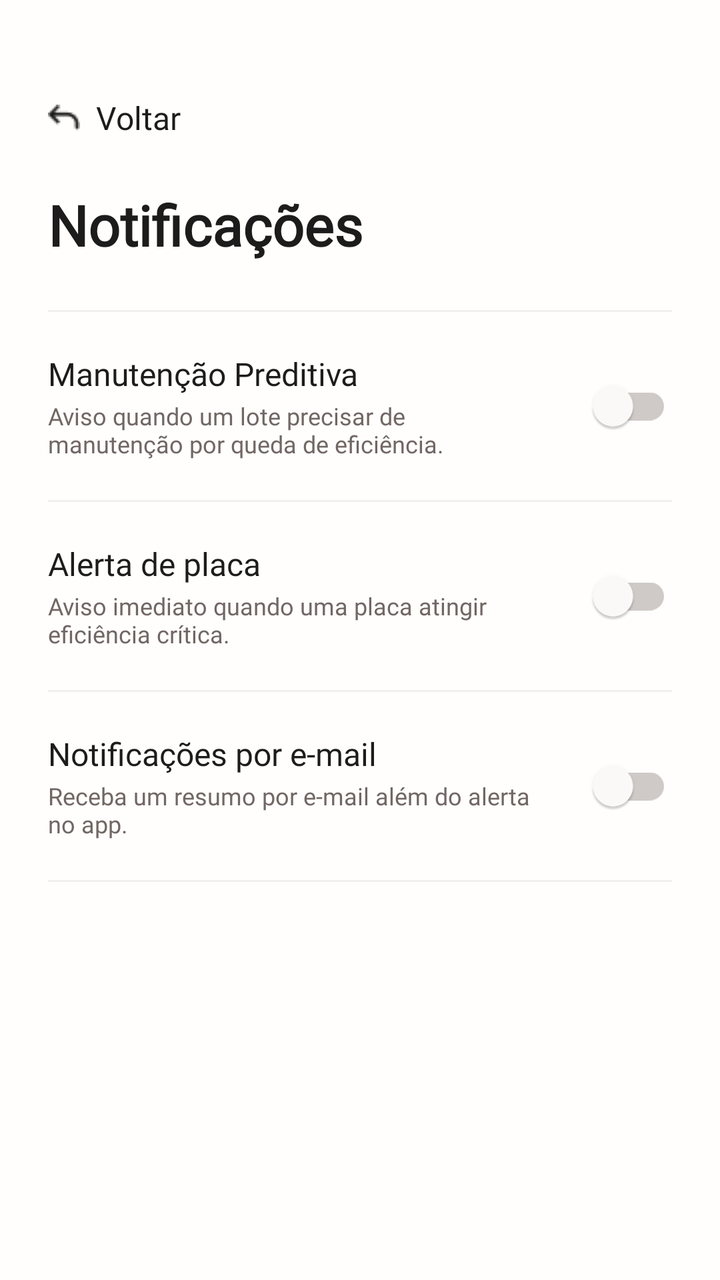
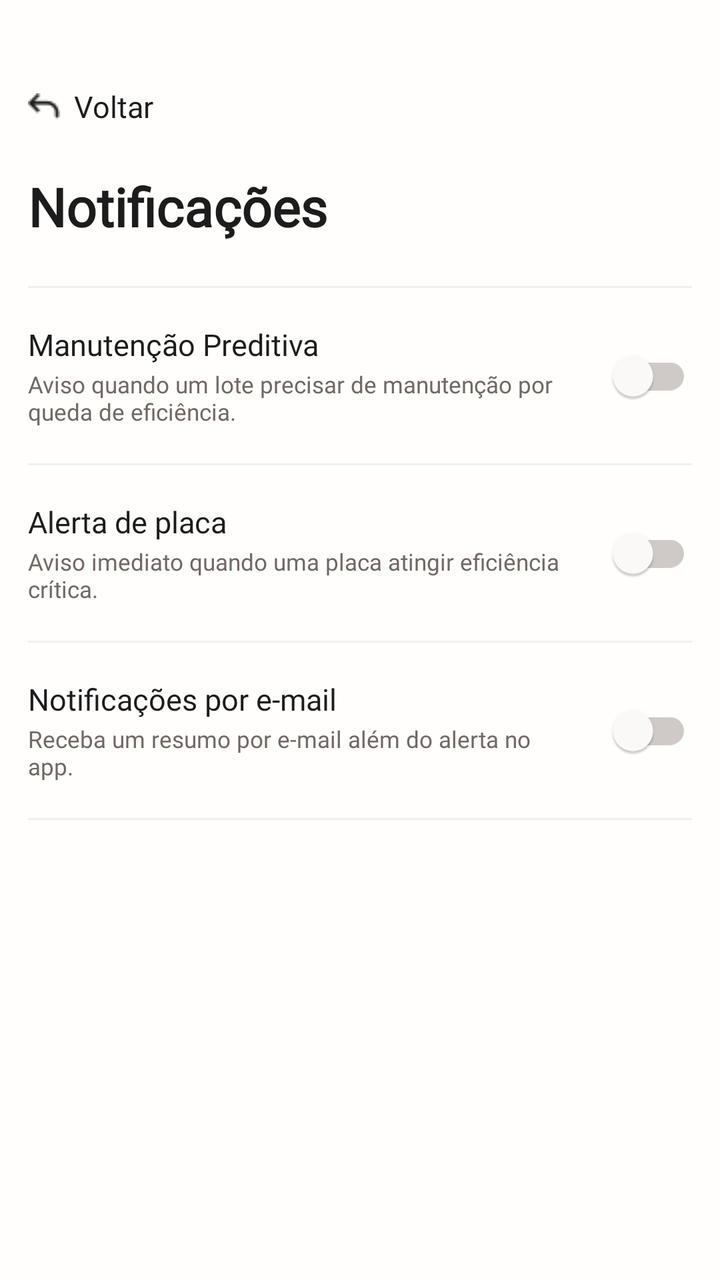

The first picture is an Android layout as it rendered before a commit; the second is the same layout after the commit. The layout source and the unified diff follow.
<!-- AndroidManifest.xml: application theme Theme.ApolloMobile -->
<!-- res/layout/activity_settings_notifications.xml -->
<?xml version="1.0" encoding="utf-8"?>
<androidx.constraintlayout.widget.ConstraintLayout xmlns:android="http://schemas.android.com/apk/res/android"
    xmlns:app="http://schemas.android.com/apk/res-auto"
    xmlns:tools="http://schemas.android.com/tools"
    android:layout_width="match_parent"
    android:layout_height="match_parent"
    android:background="@color/neutral_white"
    tools:context=".view.settings.SettingsNotificationsActivity">

    <androidx.core.widget.NestedScrollView
        android:layout_width="match_parent"
        android:layout_height="match_parent"
        android:fillViewport="true">

        <LinearLayout
            android:layout_width="match_parent"
            android:layout_height="wrap_content"
            android:orientation="vertical"
            android:paddingHorizontal="24dp"
            android:paddingTop="48dp"
            android:paddingBottom="24dp">

            
            <TextView
                android:id="@+id/tvBack"
                style="@style/apollo_label2"
                android:layout_width="wrap_content"
                android:layout_height="wrap_content"
                android:clickable="true"
                android:drawableStart="@drawable/ic_arrow_back"
                android:drawablePadding="8dp"
                android:focusable="true"
                android:gravity="center_vertical"
                android:text="Voltar"
                android:textColor="@color/neutral_black" />

            <TextView
                style="@style/apollo_h4"
                android:layout_width="wrap_content"
                android:layout_height="wrap_content"
                android:layout_marginTop="24dp"
                android:text="Notificações"
                android:textColor="@color/neutral_black"
                android:textStyle="bold" />

            
            <View
                android:layout_width="match_parent"
                android:layout_height="1dp"
                android:layout_marginTop="24dp"
                android:background="#F0F0F0" />

            
            <androidx.constraintlayout.widget.ConstraintLayout
                android:layout_width="match_parent"
                android:layout_height="wrap_content"
                android:paddingVertical="20dp">

                <LinearLayout
                    android:layout_width="0dp"
                    android:layout_height="wrap_content"
                    android:layout_marginEnd="16dp"
                    android:orientation="vertical"
                    app:layout_constraintBottom_toBottomOf="parent"
                    app:layout_constraintEnd_toStartOf="@+id/switch_1"
                    app:layout_constraintStart_toStartOf="parent"
                    app:layout_constraintTop_toTopOf="parent">

                    <TextView
                        android:id="@+id/tv_title_1"
                        style="@style/apollo_label2"
                        android:layout_width="match_parent"
                        android:layout_height="wrap_content"
                        android:text="Manutenção Preditiva" />

                    <TextView
                        style="@style/apollo_body4"
                        android:layout_width="match_parent"
                        android:layout_height="wrap_content"
                        android:layout_marginTop="2dp"
                        android:text="Aviso quando um lote precisar de manutenção por queda de eficiência."
                        android:textColor="@color/neutral_gray" />
                </LinearLayout>

                <androidx.appcompat.widget.SwitchCompat
                    android:id="@+id/switch_1"
                    android:layout_width="wrap_content"
                    android:layout_height="wrap_content"
                    android:checked="false"
                    app:layout_constraintBottom_toBottomOf="parent"
                    app:layout_constraintEnd_toEndOf="parent"
                    app:layout_constraintTop_toTopOf="parent"
                    app:thumbTint="@color/neutral_white"
                    app:trackTint="@color/switch_track_tint" />

            </androidx.constraintlayout.widget.ConstraintLayout>

            <View
                android:layout_width="match_parent"
                android:layout_height="1dp"
                android:background="#F0F0F0" />

            
            <androidx.constraintlayout.widget.ConstraintLayout
                android:layout_width="match_parent"
                android:layout_height="wrap_content"
                android:paddingVertical="20dp">

                <LinearLayout
                    android:layout_width="0dp"
                    android:layout_height="wrap_content"
                    android:layout_marginEnd="16dp"
                    android:orientation="vertical"
                    app:layout_constraintBottom_toBottomOf="parent"
                    app:layout_constraintEnd_toStartOf="@+id/switch_2"
                    app:layout_constraintStart_toStartOf="parent"
                    app:layout_constraintTop_toTopOf="parent">

                    <TextView
                        android:id="@+id/tv_title_2"
                        style="@style/apollo_label2"
                        android:layout_width="match_parent"
                        android:layout_height="wrap_content"
                        android:text="Alerta de placa" />

                    <TextView
                        style="@style/apollo_body4"
                        android:layout_width="match_parent"
                        android:layout_height="wrap_content"
                        android:layout_marginTop="2dp"
                        android:text="Aviso imediato quando uma placa atingir eficiência crítica."
                        android:textColor="@color/neutral_gray" />
                </LinearLayout>

                <androidx.appcompat.widget.SwitchCompat
                    android:id="@+id/switch_2"
                    android:layout_width="wrap_content"
                    android:layout_height="wrap_content"
                    android:checked="false"
                    app:layout_constraintBottom_toBottomOf="parent"
                    app:layout_constraintEnd_toEndOf="parent"
                    app:layout_constraintTop_toTopOf="parent"
                    app:thumbTint="@color/neutral_white"
                    app:trackTint="@color/switch_track_tint" />

            </androidx.constraintlayout.widget.ConstraintLayout>

            <View
                android:layout_width="match_parent"
                android:layout_height="1dp"
                android:background="#F0F0F0" />

            
            <androidx.constraintlayout.widget.ConstraintLayout
                android:layout_width="match_parent"
                android:layout_height="wrap_content"
                android:paddingVertical="20dp">

                <LinearLayout
                    android:layout_width="0dp"
                    android:layout_height="wrap_content"
                    android:layout_marginEnd="16dp"
                    android:orientation="vertical"
                    app:layout_constraintBottom_toBottomOf="parent"
                    app:layout_constraintEnd_toStartOf="@+id/switch_3"
                    app:layout_constraintStart_toStartOf="parent"
                    app:layout_constraintTop_toTopOf="parent">

                    <TextView
                        android:id="@+id/tv_title_3"
                        style="@style/apollo_label2"
                        android:layout_width="match_parent"
                        android:layout_height="wrap_content"
                        android:text="Notificações por e-mail" />

                    <TextView
                        style="@style/apollo_body4"
                        android:layout_width="match_parent"
                        android:layout_height="wrap_content"
                        android:layout_marginTop="2dp"
                        android:text="Receba um resumo por e-mail além do alerta no app."
                        android:textColor="@color/neutral_gray" />
                </LinearLayout>

                <androidx.appcompat.widget.SwitchCompat
                    android:id="@+id/switch_3"
                    android:layout_width="wrap_content"
                    android:layout_height="wrap_content"
                    android:checked="false"
                    app:layout_constraintBottom_toBottomOf="parent"
                    app:layout_constraintEnd_toEndOf="parent"
                    app:layout_constraintTop_toTopOf="parent"
                    app:thumbTint="@color/neutral_white"
                    app:trackTint="@color/switch_track_tint" />

            </androidx.constraintlayout.widget.ConstraintLayout>

            <View
                android:layout_width="match_parent"
                android:layout_height="1dp"
                android:background="#F0F0F0" />

        </LinearLayout>
    </androidx.core.widget.NestedScrollView>

</androidx.constraintlayout.widget.ConstraintLayout>
<!-- resources referenced by this layout -->
<resources>
  <color name="neutral_black">#1C1C1C</color>
  <color name="neutral_gray">#716764</color>
  <color name="neutral_white">#FFFEFC</color>
  <!-- drawable ic_arrow_back: png bitmap (drawable, 394 bytes) -->
  <style name="apollo_body4" parent="apollo_text_base">
          <item name="android:fontFamily">@font/manrope_regular</item>
          <item name="android:textSize">12sp</item>
      </style>
  <style name="apollo_h4" parent="apollo_text_base">
          <item name="android:fontFamily">@font/plusjakartasans_bold</item>
          <item name="android:textSize">28sp</item>
      </style>
  <style name="apollo_label2" parent="apollo_text_base">
          <item name="android:fontFamily">@font/manrope_bold</item>
          <item name="android:textSize">16sp</item>
      </style>
  <style name="Theme.ApolloMobile" parent="Base.Theme.ApolloMobile" />
  <style name="apollo_text_base">
          <item name="android:textColor">@color/neutral_black</item>
      </style>
  <style name="Base.Theme.ApolloMobile" parent="Theme.Material3.DayNight.NoActionBar">
          
          <item name="colorPrimary">@color/secondary_three</item>
          <item name="android:statusBarColor">@color/secondary_three</item>
          <item name="android:windowLightStatusBar">false</item>
      </style>
  <color name="secondary_three">#FE4A11</color>
</resources>

<!-- the commit's change to res/layout/activity_settings_notifications.xml (unified diff, before → after) -->
@@ -16,9 +16,9 @@
             android:layout_width="match_parent"
             android:layout_height="wrap_content"
             android:orientation="vertical"
-            android:paddingHorizontal="24dp"
-            android:paddingTop="48dp"
-            android:paddingBottom="24dp">
+        android:paddingHorizontal="@dimen/screen_horizontal_padding"
+            android:paddingTop="@dimen/space_48"
+            android:paddingBottom="@dimen/space_24">
 
             
             <TextView
@@ -28,7 +28,7 @@
                 android:layout_height="wrap_content"
                 android:clickable="true"
                 android:drawableStart="@drawable/ic_arrow_back"
-                android:drawablePadding="8dp"
+                android:drawablePadding="@dimen/space_8"
                 android:focusable="true"
                 android:gravity="center_vertical"
                 android:text="Voltar"
@@ -38,7 +38,7 @@
                 style="@style/apollo_h4"
                 android:layout_width="wrap_content"
                 android:layout_height="wrap_content"
-                android:layout_marginTop="24dp"
+                android:layout_marginTop="@dimen/space_24"
                 android:text="Notificações"
                 android:textColor="@color/neutral_black"
                 android:textStyle="bold" />
@@ -47,19 +47,19 @@
             <View
                 android:layout_width="match_parent"
                 android:layout_height="1dp"
-                android:layout_marginTop="24dp"
+                android:layout_marginTop="@dimen/space_24"
                 android:background="#F0F0F0" />
 
             
             <androidx.constraintlayout.widget.ConstraintLayout
                 android:layout_width="match_parent"
                 android:layout_height="wrap_content"
-                android:paddingVertical="20dp">
+                android:paddingVertical="@dimen/space_20">
 
                 <LinearLayout
                     android:layout_width="0dp"
                     android:layout_height="wrap_content"
-                    android:layout_marginEnd="16dp"
+                    android:layout_marginEnd="@dimen/space_16"
                     android:orientation="vertical"
                     app:layout_constraintBottom_toBottomOf="parent"
                     app:layout_constraintEnd_toStartOf="@+id/switch_1"
@@ -104,12 +104,12 @@
             <androidx.constraintlayout.widget.ConstraintLayout
                 android:layout_width="match_parent"
                 android:layout_height="wrap_content"
-                android:paddingVertical="20dp">
+                android:paddingVertical="@dimen/space_20">
 
                 <LinearLayout
                     android:layout_width="0dp"
                     android:layout_height="wrap_content"
-                    android:layout_marginEnd="16dp"
+                    android:layout_marginEnd="@dimen/space_16"
                     android:orientation="vertical"
                     app:layout_constraintBottom_toBottomOf="parent"
                     app:layout_constraintEnd_toStartOf="@+id/switch_2"
@@ -154,12 +154,12 @@
             <androidx.constraintlayout.widget.ConstraintLayout
                 android:layout_width="match_parent"
                 android:layout_height="wrap_content"
-                android:paddingVertical="20dp">
+                android:paddingVertical="@dimen/space_20">
 
                 <LinearLayout
                     android:layout_width="0dp"
                     android:layout_height="wrap_content"
-                    android:layout_marginEnd="16dp"
+                    android:layout_marginEnd="@dimen/space_16"
                     android:orientation="vertical"
                     app:layout_constraintBottom_toBottomOf="parent"
                     app:layout_constraintEnd_toStartOf="@+id/switch_3"
<!-- resource entries referenced after the edit -->
@@ -3,23 +3,32 @@
   <color name="neutral_black">#1C1C1C</color>
   <color name="neutral_gray">#716764</color>
   <color name="neutral_white">#FFFEFC</color>
+  <dimen name="screen_horizontal_padding">13dp</dimen>
+  <dimen name="space_16">13dp</dimen>
+  <dimen name="space_20">16dp</dimen>
+  <dimen name="space_24">19dp</dimen>
+  <dimen name="space_48">38dp</dimen>
+  <dimen name="space_8">6dp</dimen>
   <!-- drawable ic_arrow_back: png bitmap (drawable, 394 bytes) -->
   <style name="apollo_body4" parent="apollo_text_base">
           <item name="android:fontFamily">@font/manrope_regular</item>
-          <item name="android:textSize">12sp</item>
+          <item name="android:textSize">@dimen/text_12</item>
       </style>
   <style name="apollo_h4" parent="apollo_text_base">
           <item name="android:fontFamily">@font/plusjakartasans_bold</item>
-          <item name="android:textSize">28sp</item>
+          <item name="android:textSize">@dimen/text_28</item>
       </style>
   <style name="apollo_label2" parent="apollo_text_base">
           <item name="android:fontFamily">@font/manrope_bold</item>
-          <item name="android:textSize">16sp</item>
+          <item name="android:textSize">@dimen/text_16</item>
       </style>
   <style name="Theme.ApolloMobile" parent="Base.Theme.ApolloMobile" />
   <style name="apollo_text_base">
           <item name="android:textColor">@color/neutral_black</item>
       </style>
+  <dimen name="text_12">10.5sp</dimen>
+  <dimen name="text_28">24.5sp</dimen>
+  <dimen name="text_16">14sp</dimen>
   <style name="Base.Theme.ApolloMobile" parent="Theme.Material3.DayNight.NoActionBar">
           
           <item name="colorPrimary">@color/secondary_three</item>
